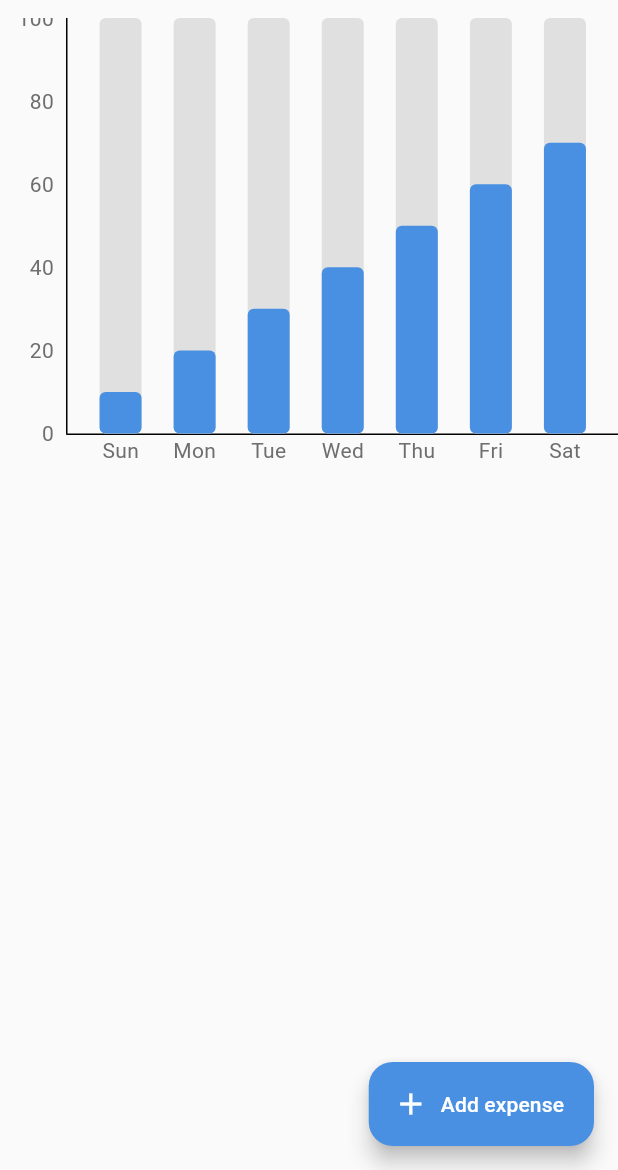
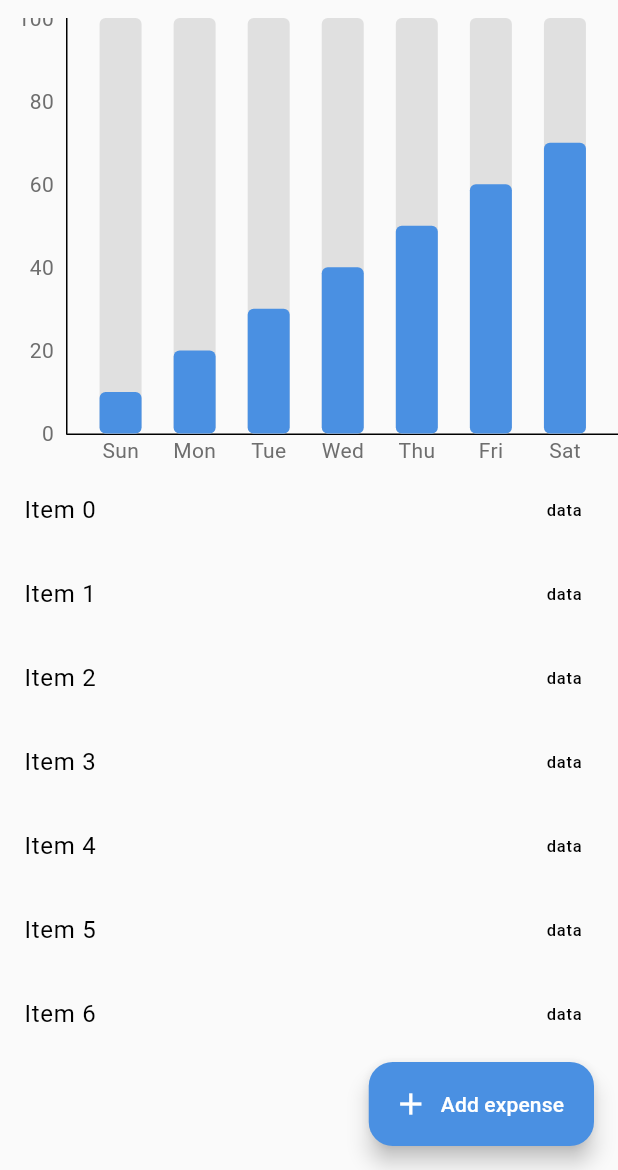
Before and after one commit to marufrobin/Minimal_Expense_Tracker, a Flutter app: the screen it shows after launch, on a phone screen of 412 x 824 dp, the part 66-1236 px from its top. Run offline on Flutter 3.47's test engine with Material 3 defaults, Android fonts, the light colour scheme and no system bars; drawn by our look-alikes of fl_chart, flutter_slidable; our stand-ins replace bloc, equatable, flutter_bloc, isar; accounts and stored records are empty; generated files the repository leaves out were written again.

Commit message:
Add ExpanseListWidget: Implement a new widget for displaying expenses with slidable actions and integrate it into HomeScreens

```diff
--- a/lib/screens/expanse_list/expanse_list.widget.dart
+++ b/lib/screens/expanse_list/expanse_list.widget.dart
@@ -0,0 +1,40 @@
+import 'package:flutter/material.dart';
+import 'package:flutter_slidable/flutter_slidable.dart';
+
+class ExpanseListWidget extends StatelessWidget {
+  const ExpanseListWidget({super.key});
+
+  @override
+  Widget build(BuildContext context) {
+    final theme = Theme.of(context);
+    final color = theme.colorScheme;
+    return ListView.builder(
+      itemCount: 10,
+      shrinkWrap: true,
+      itemBuilder: (context, index) {
+        return Slidable(
+          endActionPane: ActionPane(
+            motion: StretchMotion(),
+            children: [
+              SlidableAction(
+                onPressed: (context) {},
+                backgroundColor: color.onSurface.withValues(alpha: 0.1),
+                foregroundColor: color.onSurface,
+                borderRadius: BorderRadius.circular(8),
+                icon: Icons.delete,
+              ),
+              SlidableAction(
+                onPressed: (context) {},
+                backgroundColor: color.error,
+                foregroundColor: color.onSurface,
+                borderRadius: BorderRadius.circular(8),
+                icon: Icons.settings,
+              ),
+            ],
+          ),
+          child: ListTile(title: Text('Item $index'), trailing: Text("data")),
+        );
+      },
+    );
+  }
+}
--- a/lib/screens/home/home.screen.dart
+++ b/lib/screens/home/home.screen.dart
@@ -1,6 +1,7 @@
 import 'package:flutter/material.dart';
 import 'package:minimal_expense_tracker/screens/add_expense/add_expanse.screen.dart';
 import 'package:minimal_expense_tracker/screens/expanse_chart/expanse_chart.screen.dart';
+import 'package:minimal_expense_tracker/screens/expanse_list/expanse_list.widget.dart';
 
 import '../../themes/change_theme.widget.dart';
 
@@ -15,9 +16,12 @@ class HomeScreens extends StatelessWidget {
         title: const Text('Minimal Expense Tracker'),
         actions: [ChangeThemeWidget(), SizedBox(width: 10)],
       ),
-      body: SingleChildScrollView(
-        scrollDirection: Axis.horizontal,
-        child: Column(children: [ExpanseChartScreen()]),
+      body: Column(
+        children: [
+          ExpanseChartScreen(),
+          Expanded(child: ExpanseListWidget()),
+          SizedBox(height: 60),
+        ],
       ),
       floatingActionButton: AddExpanseScreens(),
     );
--- a/pubspec.yaml
+++ b/pubspec.yaml
@@ -16,6 +16,7 @@ dependencies:
   isar: ^3.1.0+1
   isar_flutter_libs: ^3.1.0+1
   path_provider: ^2.1.5
+  flutter_slidable: ^4.0.0
 
 dev_dependencies:
   flutter_test:
```
Also changed, not shown: pubspec.lock.
